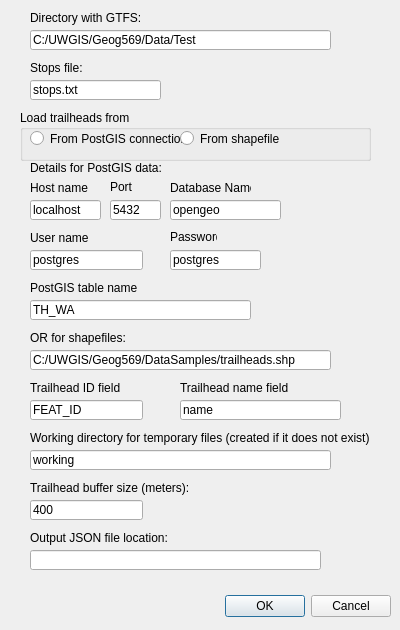
First picture: the form in TransitAccessibleTrailheads_dialog_base.ui, repository turnofftheapp/qgis-gtfs-trails-plugin, before the edit.
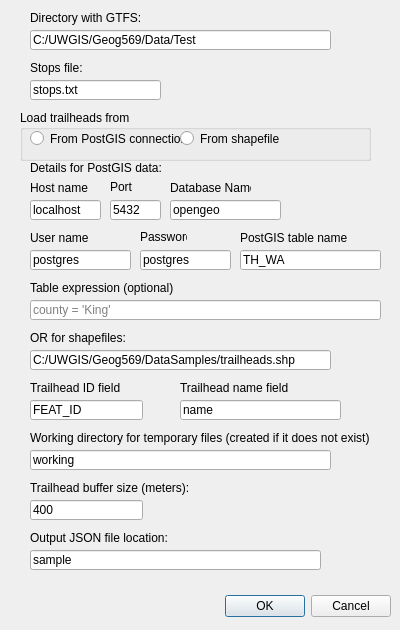
Second picture: the form after the edit.

Commit message: mis edits MS

Patch:
```diff
--- a/TransitAccessibleTrailheads_dialog_base.ui
+++ b/TransitAccessibleTrailheads_dialog_base.ui
@@ -103,6 +103,9 @@
      <height>20</height>
     </rect>
    </property>
+   <property name="text">
+    <string>sample</string>
+   </property>
   </widget>
   <widget class="QLabel" name="label_4">
    <property name="geometry">
@@ -224,7 +227,7 @@
   <widget class="QLabel" name="label_11">
    <property name="geometry">
     <rect>
-     <x>170</x>
+     <x>140</x>
      <y>230</y>
      <width>47</width>
      <height>13</height>
@@ -263,7 +266,7 @@
   <widget class="QLineEdit" name="password">
    <property name="geometry">
     <rect>
-     <x>170</x>
+     <x>140</x>
      <y>250</y>
      <width>91</width>
      <height>20</height>
@@ -276,9 +279,9 @@
   <widget class="QLineEdit" name="postGIS_table_name">
    <property name="geometry">
     <rect>
-     <x>30</x>
-     <y>300</y>
-     <width>221</width>
+     <x>240</x>
+     <y>250</y>
+     <width>141</width>
      <height>20</height>
     </rect>
    </property>
@@ -289,9 +292,9 @@
   <widget class="QLabel" name="pgTableLabel">
    <property name="geometry">
     <rect>
-     <x>30</x>
-     <y>280</y>
-     <width>151</width>
+     <x>240</x>
+     <y>230</y>
+     <width>141</width>
      <height>16</height>
     </rect>
    </property>
@@ -304,7 +307,7 @@
     <rect>
      <x>30</x>
      <y>250</y>
-     <width>113</width>
+     <width>101</width>
      <height>20</height>
     </rect>
    </property>
@@ -445,6 +448,32 @@
     <string>Details for PostGIS data:</string>
    </property>
   </widget>
+  <widget class="QLabel" name="label_7">
+   <property name="geometry">
+    <rect>
+     <x>30</x>
+     <y>280</y>
+     <width>251</width>
+     <height>16</height>
+    </rect>
+   </property>
+   <property name="text">
+    <string>Table expression (optional)</string>
+   </property>
+  </widget>
+  <widget class="QLineEdit" name="tbPostGISExpr">
+   <property name="geometry">
+    <rect>
+     <x>30</x>
+     <y>300</y>
+     <width>351</width>
+     <height>20</height>
+    </rect>
+   </property>
+   <property name="placeholderText">
+    <string>county = 'King'</string>
+   </property>
+  </widget>
  </widget>
  <resources/>
  <connections>
```
Left out of the diff: 3 changed lines with no effect on the pictures. The commit also changes 2 other files.
